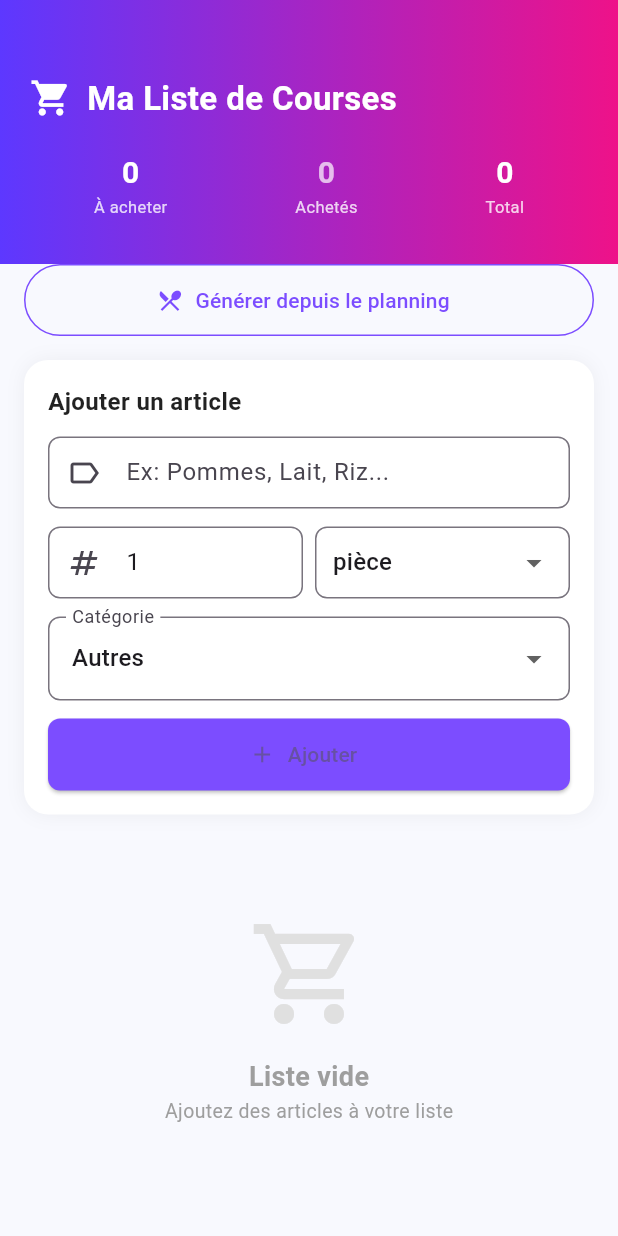
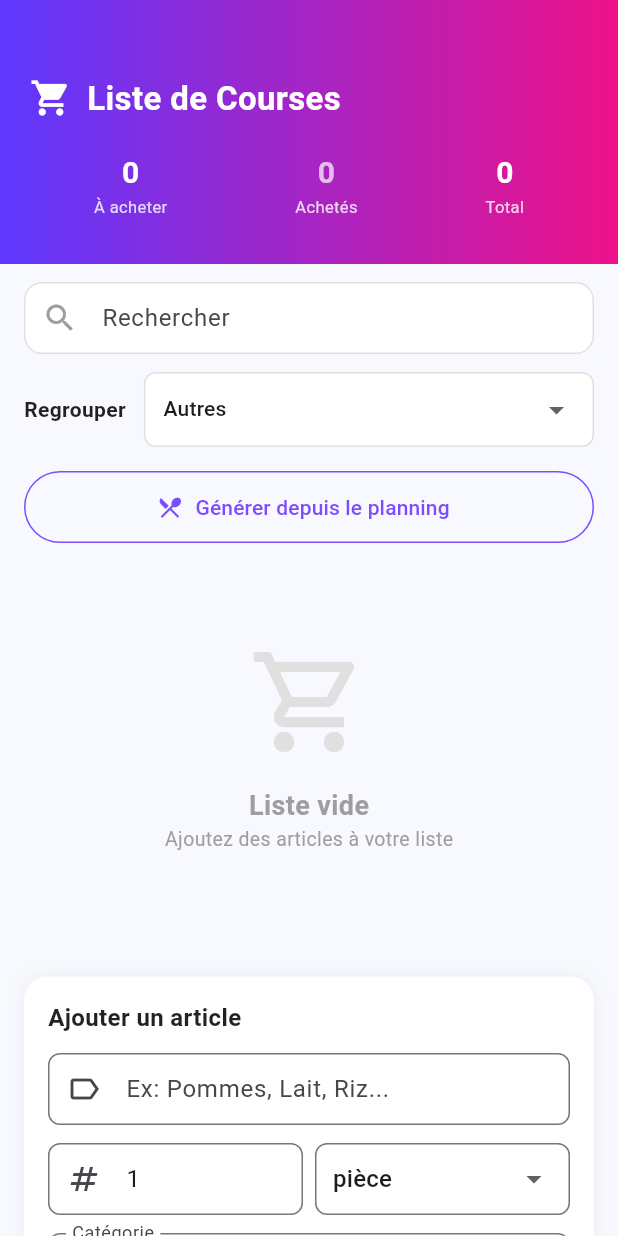
Before and after one commit to skandar96/DEVMOB-GestionRepas, a Flutter app: the ShoppingListPage screen opened directly, on a phone screen of 412 x 824 dp. Run offline on Flutter 3.47's test engine with Material 3 defaults, Android fonts, the phone set to English and light mode, and no system bars; our stand-ins replace cloud_firestore, firebase_auth, firebase_core; accounts and stored records are empty.

Commit message:
Add search functionality and category grouping to Shopping List page

```diff
--- a/lib/views/Shopping/ShoppingListPage.dart
+++ b/lib/views/Shopping/ShoppingListPage.dart
@@ -20,8 +20,10 @@ class ShoppingListPage extends StatefulWidget {
 class _ShoppingListPageState extends State<ShoppingListPage> {
   late TextEditingController _itemNameController;
   late TextEditingController _quantityController;
+  late TextEditingController _searchController;
   String _selectedUnit = 'pièce';
   String _selectedCategory = 'Autres';
+  String _groupByCategory = 'Autres';
 
   final List<String> _units = [
     'pièce',
@@ -53,6 +55,7 @@ class _ShoppingListPageState extends State<ShoppingListPage> {
     super.initState();
     _itemNameController = TextEditingController();
     _quantityController = TextEditingController(text: '1');
+    _searchController = TextEditingController();
 
     WidgetsBinding.instance.addPostFrameCallback((_) {
       final shoppingProvider = Provider.of<ShoppingListProvider>(
@@ -75,6 +78,7 @@ class _ShoppingListPageState extends State<ShoppingListPage> {
   void dispose() {
     _itemNameController.dispose();
     _quantityController.dispose();
+    _searchController.dispose();
     super.dispose();
   }
 
@@ -215,6 +219,28 @@ class _ShoppingListPageState extends State<ShoppingListPage> {
     }
   }
 
+  // Filtrer et regrouper les articles
+  Map<String, List<ShoppingItem>> _getGroupedAndFilteredItems(
+    List<ShoppingItem> items,
+  ) {
+    final searchQuery = _searchController.text.toLowerCase();
+
+    // Filtrer par recherche
+    final filtered = items.where((item) {
+      return item.name.toLowerCase().contains(searchQuery);
+    }).toList();
+
+    // Regrouper par catégorie
+    final grouped = <String, List<ShoppingItem>>{};
+    for (final item in filtered) {
+      final category = item.category ?? 'Autres';
+      grouped.putIfAbsent(category, () => []);
+      grouped[category]!.add(item);
+    }
+
+    return grouped;
+  }
+
   @override
   Widget build(BuildContext context) {
     return Scaffold(
@@ -237,7 +263,7 @@ class _ShoppingListPageState extends State<ShoppingListPage> {
                       Icon(Icons.shopping_cart, color: Colors.white, size: 28),
                       SizedBox(width: 10),
                       Text(
-                        "Ma Liste de Courses",
+                        "Liste de Courses",
                         style: TextStyle(
                           color: Colors.white,
                           fontSize: 22,
@@ -276,6 +302,84 @@ class _ShoppingListPageState extends State<ShoppingListPage> {
               ),
             ),
 
+            // --- CHAMP DE RECHERCHE ---
+            Padding(
+              padding: const EdgeInsets.symmetric(horizontal: 16, vertical: 12),
+              child: TextField(
+                controller: _searchController,
+                onChanged: (_) => setState(() {}),
+                decoration: InputDecoration(
+                  hintText: 'Rechercher',
+                  contentPadding: const EdgeInsets.symmetric(
+                    horizontal: 16,
+                    vertical: 12,
+                  ),
+                  border: OutlineInputBorder(
+                    borderRadius: BorderRadius.circular(12),
+                    borderSide: BorderSide(color: Colors.grey[300]!),
+                  ),
+                  enabledBorder: OutlineInputBorder(
+                    borderRadius: BorderRadius.circular(12),
+                    borderSide: BorderSide(color: Colors.grey[300]!),
+                  ),
+                  prefixIcon: const Icon(Icons.search, color: Colors.grey),
+                  filled: true,
+                  fillColor: Colors.white,
+                ),
+              ),
+            ),
+
+            // --- REGROUPER PAR CATÉGORIE ---
+            Padding(
+              padding: const EdgeInsets.symmetric(horizontal: 16),
+              child: Row(
+                children: [
+                  const Text(
+                    'Regrouper',
+                    style: TextStyle(
+                      fontSize: 14,
+                      fontWeight: FontWeight.w600,
+                      color: Colors.black87,
+                    ),
+                  ),
+                  const SizedBox(width: 12),
+                  Expanded(
+                    child: Container(
+                      padding: const EdgeInsets.symmetric(horizontal: 12),
+                      decoration: BoxDecoration(
+                        color: Colors.white,
+                        borderRadius: BorderRadius.circular(8),
+                        border: Border.all(color: Colors.grey[300]!),
+                      ),
+                      child: DropdownButton<String>(
+                        value: _groupByCategory,
+                        isExpanded: true,
+                        underline: const SizedBox(),
+                        items: _categories
+                            .map(
+                              (cat) => DropdownMenuItem(
+                                value: cat,
+                                child: Text(
+                                  cat,
+                                  style: const TextStyle(fontSize: 14),
+                                ),
+                              ),
+                            )
+                            .toList(),
+                        onChanged: (value) {
+                          if (value != null) {
+                            setState(() => _groupByCategory = value);
+                          }
+                        },
+                      ),
+                    ),
+                  ),
+                ],
+              ),
+            ),
+
+            const SizedBox(height: 16),
+
             // --- BOUTON GÉNÉRER DEPUIS LE PLANNING ---
             Padding(
               padding: const EdgeInsets.symmetric(horizontal: 16),
@@ -293,6 +397,139 @@ class _ShoppingListPageState extends State<ShoppingListPage> {
                 ),
               ),
             ),
+
+            const SizedBox(height: 16),
+
+            // --- LISTE DES ARTICLES REGROUPÉS ---
+            Consumer<ShoppingListProvider>(
+              builder: (context, shoppingProvider, _) {
+                if (shoppingProvider.isLoading) {
+                  return const SizedBox(
+                    height: 300,
+                    child: Center(child: CircularProgressIndicator()),
+                  );
+                }
+
+                if (shoppingProvider.totalItems == 0) {
+                  return Center(
+                    child: Padding(
+                      padding: const EdgeInsets.symmetric(vertical: 50),
+                      child: Column(
+                        children: [
+                          Icon(
+                            Icons.shopping_cart_outlined,
+                            size: 80,
+                            color: Colors.grey[300],
+                          ),
+                          const SizedBox(height: 16),
+                          const Text(
+                            'Liste vide',
+                            style: TextStyle(
+                              fontSize: 18,
+                              fontWeight: FontWeight.w600,
+                              color: Colors.grey,
+                            ),
+                          ),
+                          const Text(
+                            'Ajoutez des articles à votre liste',
+                            style: TextStyle(fontSize: 13, color: Colors.grey),
+                          ),
+                        ],
+                      ),
+                    ),
+                  );
+                }
+
+                // Obtenir les articles regroupés et filtrés
+                final allItems = [
+                  ...shoppingProvider.unpurchasedItems,
+                  ...shoppingProvider.purchasedItems,
+                ];
+                final groupedItems = _getGroupedAndFilteredItems(allItems);
+
+                if (groupedItems.isEmpty) {
+                  return Padding(
+                    padding: const EdgeInsets.symmetric(vertical: 20),
+                    child: Text(
+                      'Aucun article trouvé',
+                      style: TextStyle(fontSize: 14, color: Colors.grey[600]),
+                    ),
+                  );
+                }
+
+                return Padding(
+                  padding: const EdgeInsets.symmetric(horizontal: 16),
+                  child: Column(
+                    children: groupedItems.entries.map((entry) {
+                      final category = entry.key;
+                      final items = entry.value;
+                      final categoryColor = _getCategoryColor(category);
+
+                      return Column(
+                        crossAxisAlignment: CrossAxisAlignment.start,
+                        children: [
+                          // En-tête de catégorie
+                          Container(
+                            margin: const EdgeInsets.only(top: 12, bottom: 8),
+                            padding: const EdgeInsets.symmetric(
+                              horizontal: 12,
+                              vertical: 10,
+                            ),
+                            decoration: BoxDecoration(
+                              color: categoryColor,
+                              borderRadius: BorderRadius.circular(8),
+                            ),
+                            child: Row(
+                              children: [
+                                Icon(
+                                  _getCategoryIcon(category),
+                                  color: Colors.white,
+                                  size: 20,
+                                ),
+                                const SizedBox(width: 8),
+                                Text(
+                                  category,
+                                  style: const TextStyle(
+                                    color: Colors.white,
+                                    fontSize: 14,
+                                    fontWeight: FontWeight.w600,
+                                  ),
+                                ),
+                                const Spacer(),
+                                Container(
+                                  padding: const EdgeInsets.symmetric(
+                                    horizontal: 8,
+                                    vertical: 4,
+                                  ),
+                                  decoration: BoxDecoration(
+                                    color: Colors.white.withOpacity(0.3),
+                                    borderRadius: BorderRadius.circular(12),
+                                  ),
+                                  child: Text(
+                                    '${items.length}',
+                                    style: const TextStyle(
+                                      color: Colors.white,
+                                      fontSize: 12,
+                                      fontWeight: FontWeight.bold,
+                                    ),
+                                  ),
+                                ),
+                              ],
+                            ),
+                          ),
+                          // Articles de cette catégorie
+                          ...items.map((item) {
+                            return _buildItemCard(item, shoppingProvider);
+                          }).toList(),
+                        ],
+                      );
+                    }).toList(),
+                  ),
+                );
+              },
+            ),
+
+            const SizedBox(height: 16),
 
             // --- FORMULAIRE D'AJOUT ---
             Padding(
@@ -435,128 +672,7 @@ class _ShoppingListPageState extends State<ShoppingListPage> {
               ),
             ),
 
-            // --- LISTE DES ARTICLES ---
-            Consumer<ShoppingListProvider>(
-              builder: (context, shoppingProvider, _) {
-                if (shoppingProvider.isLoading) {
-                  return const SizedBox(
-                    height: 300,
-                    child: Center(child: CircularProgressIndicator()),
-                  );
-                }
-
-                if (shoppingProvider.totalItems == 0) {
-                  return Center(
-                    child: Padding(
-                      padding: const EdgeInsets.symmetric(vertical: 50),
-                      child: Column(
-                        children: [
-                          Icon(
-                            Icons.shopping_cart_outlined,
-                            size: 80,
-                            color: Colors.grey[300],
-                          ),
-                          const SizedBox(height: 16),
-                          const Text(
-                            'Liste vide',
-                            style: TextStyle(
-                              fontSize: 18,
-                              fontWeight: FontWeight.w600,
-                              color: Colors.grey,
-                            ),
-                          ),
-                          const Text(
-                            'Ajoutez des articles à votre liste',
-                            style: TextStyle(fontSize: 13, color: Colors.grey),
-                          ),
-                        ],
-                      ),
-                    ),
-                  );
-                }
-
-                return Padding(
-                  padding: const EdgeInsets.symmetric(horizontal: 16),
-                  child: Column(
-                    children: [
-                      // Articles non achetés
-                      if (shoppingProvider.unpurchasedItems.isNotEmpty) ...[
-                        _buildSectionHeader(
-                          'À acheter (${shoppingProvider.unpurchasedCount})',
-                          Colors.orange,
-                        ),
-                        _buildItemsList(
-                          shoppingProvider.unpurchasedItems,
-                          shoppingProvider,
-                        ),
-                        const SizedBox(height: 16),
-                      ],
-
-                      // Articles achetés
-                      if (shoppingProvider.purchasedItems.isNotEmpty) ...[
-                        _buildSectionHeader(
-                          'Achetés (${shoppingProvider.purchasedCount})',
-                          Colors.green,
-                        ),
-                        _buildItemsList(
-                          shoppingProvider.purchasedItems,
-                          shoppingProvider,
-                        ),
-                        const SizedBox(height: 16),
-                        // Bouton nettoyer
-                        SizedBox(
-                          width: double.infinity,
-                          child: OutlinedButton.icon(
-                            onPressed: () {
-                              showDialog(
-                                context: context,
-                                builder: (context) => AlertDialog(
-                                  title: const Text('Effacer les achats'),
-                                  content: const Text(
-                                    'Êtes-vous sûr de vouloir supprimer tous les articles achetés?',
-                                  ),
-                                  actions: [
-                                    TextButton(
-                                      onPressed: () => Navigator.pop(context),
-                                      child: const Text('Annuler'),
-                                    ),
-                                    TextButton(
-                                      onPressed: () {
-                                        shoppingProvider.clearPurchasedItems();
-                                        Navigator.pop(context);
-                                        ScaffoldMessenger.of(
-                                          context,
-                                        ).showSnackBar(
-                                          const SnackBar(
-                                            content: Text(
-                                              'Articles achetés supprimés',
-                                            ),
-                                          ),
-                                        );
-                                      },
-                                      child: const Text(
-                                        'Supprimer',
-                                        style: TextStyle(color: Colors.red),
-                                      ),
-                                    ),
-                                  ],
-                                ),
-                              );
-                            },
-                            icon: const Icon(Icons.delete_outline),
-                            label: const Text('Effacer les achats'),
-                            style: OutlinedButton.styleFrom(
-                              foregroundColor: Colors.red.shade400,
-                            ),
-                          ),
-                        ),
-                        const SizedBox(height: 16),
-                      ],
-                    ],
-                  ),
-                );
-              },
-            ),
+            const SizedBox(height: 20),
           ],
         ),
       ),
@@ -580,6 +696,56 @@ class _ShoppingListPageState extends State<ShoppingListPage> {
         ),
       ],
     );
+  }
+
+  Color _getCategoryColor(String category) {
+    switch (category.toLowerCase()) {
+      case 'fruits':
+        return const Color(0xFFFF6B6B);
+      case 'légumes':
+        return const Color(0xFF51CF66);
+      case 'viande':
+        return const Color(0xFFBD5E3E);
+      case 'poisson':
+        return const Color(0xFF4E7BAF);
+      case 'produits laitiers':
+        return const Color(0xFF748CCC);
+      case 'œufs':
+        return const Color(0xFFF4A25E);
+      case 'pain & céréales':
+        return const Color(0xFFBF9D5D);
+      case 'épicerie':
+        return const Color(0xFFFFA500);
+      case 'boissons':
+        return const Color(0xFF6C5CE7);
+      default:
+        return const Color(0xFF95A5A6);
+    }
+  }
+
+  IconData _getCategoryIcon(String category) {
+    switch (category.toLowerCase()) {
+      case 'fruits':
+        return Icons.apple_outlined;
+      case 'légumes':
+        return Icons.eco; // Remplace leaf par eco
+      case 'viande':
+        return Icons.lunch_dining; // Remplace dining par lunch_dining
+      case 'poisson':
+        return Icons.set_meal;
+      case 'produits laitiers':
+        return Icons.icecream; // Remplace local_dairy par icecream
+      case 'œufs':
+        return Icons.egg_alt; // Remplace emoji_food_beverage par egg_alt
+      case 'pain & céréales':
+        return Icons.bakery_dining; // Remplace grain par bakery_dining
+      case 'épicerie':
+        return Icons.shopping_bag;
+      case 'boissons':
+        return Icons.local_drink;
+      default:
+        return Icons.category;
+    }
   }
 
   Widget _buildSectionHeader(String title, Color color) {
@@ -690,25 +856,6 @@ class _ShoppingListPageState extends State<ShoppingListPage> {
                         '${item.quantity} ${item.unit}',
                         style: TextStyle(fontSize: 11, color: Colors.grey[600]),
                       ),
-                      const SizedBox(width: 8),
-                      if (item.category != null)
-                        Container(
-                          padding: const EdgeInsets.symmetric(
-                            horizontal: 6,
-                            vertical: 2,
-                          ),
-                          decoration: BoxDecoration(
-                            color: Colors.grey[200],
-                            borderRadius: BorderRadius.circular(4),
-                          ),
-                          child: Text(
-                            item.category!,
-                            style: const TextStyle(
-                              fontSize: 10,
-                              color: Colors.grey,
-                            ),
-                          ),
-                        ),
                     ],
                   ),
                 ],
```
